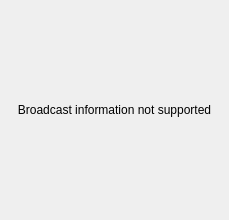
Old version of the form src/qtgui/dockrds.ui in the repository Albert-S-Briscoe/gqrx.
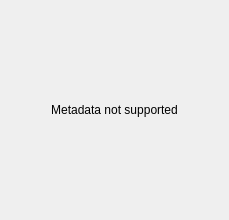
New version of the form.

Diff of the .ui file:
```diff
--- a/src/qtgui/dockrds.ui
+++ b/src/qtgui/dockrds.ui
@@ -34,7 +34,7 @@
      <item>
       <widget class="QLabel" name="label_14">
        <property name="text">
-        <string>Broadcast information not supported</string>
+        <string>Metadata not supported</string>
        </property>
        <property name="alignment">
         <set>Qt::AlignCenter</set>
```
Left out of the diff: 2 changed lines with no effect on the pictures.
